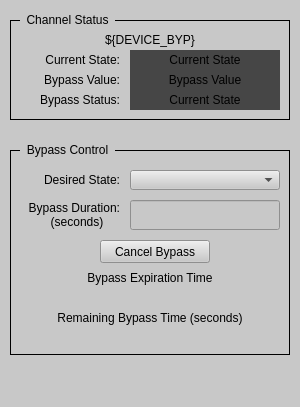
Before: the Qt Designer form mps_bypass.ui in ad-build-test/pydm-mps, drawn with Qt 5.
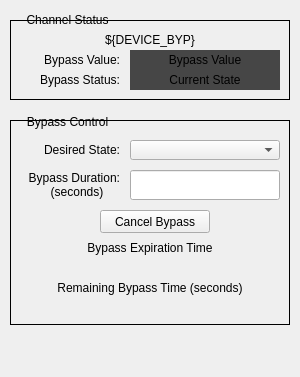
After: the same form once the commit is applied. Custom widgets are drawn as their Qt base class.

What changed in the file:
```diff
--- a/mps_bypass.ui
+++ b/mps_bypass.ui
@@ -7,19 +7,19 @@
     <x>0</x>
     <y>0</y>
     <width>300</width>
-    <height>407</height>
+    <height>377</height>
    </rect>
   </property>
   <property name="minimumSize">
    <size>
     <width>300</width>
-    <height>407</height>
+    <height>377</height>
    </size>
   </property>
   <property name="maximumSize">
    <size>
     <width>300</width>
-    <height>407</height>
+    <height>377</height>
    </size>
   </property>
   <property name="windowTitle">
@@ -31,11 +31,11 @@
      <x>0</x>
      <y>0</y>
      <width>300</width>
-     <height>407</height>
+     <height>377</height>
     </rect>
    </property>
    <property name="styleSheet">
-    <string notr="true">background-color: rgb(200, 200, 200);</string>
+    <string notr="true"/>
    </property>
    <property name="frameShape">
     <enum>QFrame::NoFrame</enum>
@@ -49,7 +49,7 @@
       <x>10</x>
       <y>20</y>
       <width>280</width>
-      <height>100</height>
+      <height>80</height>
      </rect>
     </property>
     <property name="frameShape">
@@ -74,58 +74,11 @@
       <set>Qt::AlignCenter</set>
      </property>
     </widget>
-    <widget class="QLabel" name="label_3">
-     <property name="geometry">
-      <rect>
-       <x>10</x>
-       <y>30</y>
-       <width>100</width>
-       <height>20</height>
-      </rect>
-     </property>
-     <property name="text">
-      <string>Current State:</string>
-     </property>
-     <property name="alignment">
-      <set>Qt::AlignRight|Qt::AlignTrailing|Qt::AlignVCenter</set>
-     </property>
-    </widget>
-    <widget class="PyDMLabel" name="PyDMLabel">
-     <property name="geometry">
-      <rect>
-       <x>120</x>
-       <y>30</y>
-       <width>150</width>
-       <height>20</height>
-      </rect>
-     </property>
-     <property name="toolTip">
-      <string/>
-     </property>
-     <property name="styleSheet">
-      <string notr="true">background-color: rgb(70, 70, 70);</string>
-     </property>
-     <property name="text">
-      <string>Current State</string>
-     </property>
-     <property name="alignment">
-      <set>Qt::AlignCenter</set>
-     </property>
-     <property name="alarmSensitiveContent" stdset="0">
-      <bool>true</bool>
-     </property>
-     <property name="alarmSensitiveBorder" stdset="0">
-      <bool>false</bool>
-     </property>
-     <property name="channel" stdset="0">
-      <string>ca://${DEVICE_BYP}_SCMPSC</string>
-     </property>
-    </widget>
     <widget class="QLabel" name="label_4">
      <property name="geometry">
       <rect>
        <x>10</x>
-       <y>50</y>
+       <y>30</y>
        <width>100</width>
        <height>20</height>
       </rect>
@@ -141,7 +94,7 @@
      <property name="geometry">
       <rect>
        <x>10</x>
-       <y>70</y>
+       <y>50</y>
        <width>100</width>
        <height>20</height>
       </rect>
@@ -157,7 +110,7 @@
      <property name="geometry">
       <rect>
        <x>120</x>
-       <y>50</y>
+       <y>30</y>
        <width>150</width>
        <height>20</height>
       </rect>
@@ -188,7 +141,7 @@
      <property name="geometry">
       <rect>
        <x>120</x>
-       <y>70</y>
+       <y>50</y>
        <width>150</width>
        <height>20</height>
       </rect>
@@ -236,7 +189,7 @@
     <property name="geometry">
      <rect>
       <x>10</x>
-      <y>150</y>
+      <y>120</y>
       <width>280</width>
       <height>205</height>
      </rect>
@@ -459,7 +412,7 @@
     <property name="geometry">
      <rect>
       <x>20</x>
-      <y>140</y>
+      <y>112</y>
       <width>95</width>
       <height>20</height>
      </rect>
@@ -475,7 +428,7 @@
     <property name="geometry">
      <rect>
       <x>10</x>
-      <y>356</y>
+      <y>326</y>
       <width>250</width>
       <height>50</height>
      </rect>
@@ -484,7 +437,7 @@
      <string/>
     </property>
     <property name="styleSheet">
-     <string notr="true">background-color: rgb(200, 200, 200);</string>
+     <string notr="true"/>
     </property>
     <property name="filename" stdset="0">
      <string>lcls_mps_lockup_sidebyside_digital.png</string>
@@ -499,9 +452,9 @@
    <header>pydm.widgets.label</header>
   </customwidget>
   <customwidget>
-   <class>PyDMLineEdit</class>
-   <extends>QLineEdit</extends>
-   <header>pydm.widgets.line_edit</header>
+   <class>PyDMDrawingImage</class>
+   <extends>QWidget</extends>
+   <header>pydm.widgets.drawing</header>
   </customwidget>
   <customwidget>
    <class>PyDMEnumComboBox</class>
@@ -514,16 +467,16 @@
    <header>pydm.widgets.frame</header>
    <container>1</container>
   </customwidget>
+  <customwidget>
+   <class>PyDMLineEdit</class>
+   <extends>QLineEdit</extends>
+   <header>pydm.widgets.line_edit</header>
+  </customwidget>
   <customwidget>
    <class>PyDMPushButton</class>
    <extends>QPushButton</extends>
    <header>pydm.widgets.pushbutton</header>
   </customwidget>
-  <customwidget>
-   <class>PyDMDrawingImage</class>
-   <extends>QWidget</extends>
-   <header>pydm.widgets.drawing</header>
-  </customwidget>
  </customwidgets>
  <resources/>
  <connections/>
```
